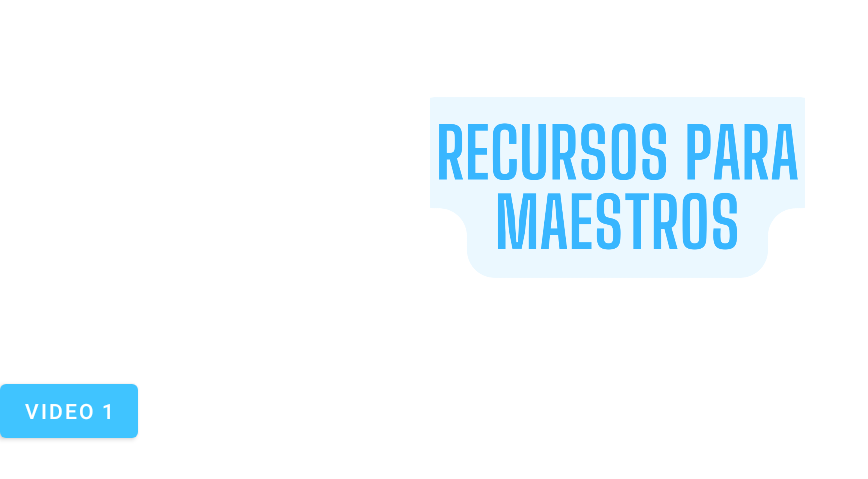
After one commit to FrugalInnovationHub/LIFE-Android, an Android app: the TeacherActivity screen opened directly, with no data from a screen before it, on a phone screen of 824 x 412 dp (held sideways). The commit adds this screen. Shown: the top 479 px of the screen, without its empty margins (0-868 px from the left). Run offline under Robolectric (Android 15) with nearby library versions, the phone set to English and light mode, and no system bars.

Commit message:
Adding splashscreen, changing theme

```diff
--- /dev/null
+++ b/app/src/main/java/com/scu/lifepassage/TeacherActivity.java
@@ -0,0 +1,29 @@
+package com.scu.lifepassage;
+
+import androidx.appcompat.app.AppCompatActivity;
+
+import android.content.Intent;
+import android.os.Bundle;
+import android.view.View;
+import android.widget.Button;
+
+public class TeacherActivity extends AppCompatActivity {
+
+    @Override
+    protected void onCreate(Bundle savedInstanceState) {
+        super.onCreate(savedInstanceState);
+        setContentView(R.layout.activity_teacher);
+
+        final Button button = findViewById(R.id.video1);
+
+        button.setOnClickListener(new View.OnClickListener() {
+            public void onClick(View v) {
+                // Code here executes on main thread after user presses button
+                Intent myIntent = new Intent(TeacherActivity.this, VideoPlayerActivity.class);
+//                myIntent.putExtra("key", value); //Optional parameters
+                TeacherActivity.this.startActivity(myIntent);
+            }
+        });
+
+    }
+}
--- /dev/null
+++ b/app/src/main/res/drawable/splash_background.xml
@@ -0,0 +1,5 @@
+<?xml version="1.0" encoding="utf-8"?>
+<layer-list xmlns:android="http://schemas.android.com/apk/res/android">
+    <item
+        android:drawable="@drawable/splash_bg"/>
+</layer-list>
--- a/app/src/main/res/layout/activity_main.xml
+++ b/app/src/main/res/layout/activity_main.xml
@@ -61,7 +61,7 @@
         android:src="@drawable/title" />
 
     <Button
-        android:id="@+id/button"
+        android:id="@+id/teacher"
         android:layout_width="240dp"
         android:layout_height="100dp"
         android:text="Teacher Resources"
--- /dev/null
+++ b/app/src/main/res/layout/activity_teacher.xml
@@ -0,0 +1,28 @@
+<?xml version="1.0" encoding="utf-8"?>
+<RelativeLayout xmlns:android="http://schemas.android.com/apk/res/android"
+    xmlns:app="http://schemas.android.com/apk/res-auto"
+    xmlns:tools="http://schemas.android.com/tools"
+    android:layout_width="match_parent"
+    android:layout_height="match_parent"
+    tools:context=".TeacherActivity">
+
+    <ImageView
+        android:id="@+id/teacherTitle"
+        android:layout_width="250dp"
+        android:layout_height="250dp"
+        android:layout_alignParentTop="true"
+        android:layout_centerHorizontal="true"
+        app:srcCompat="@drawable/teachers_title" />
+    <LinearLayout
+        android:layout_width="match_parent"
+        android:layout_height="wrap_content"
+        android:layout_below="@id/teacherTitle">
+        <Button
+            android:id="@+id/video1"
+            android:layout_width="wrap_content"
+            android:layout_height="wrap_content"
+            android:text="Video 1" />
+    </LinearLayout>
+
+
+</RelativeLayout>
--- a/app/src/main/res/values/themes.xml
+++ b/app/src/main/res/values/themes.xml
@@ -1,22 +1,34 @@
 <resources xmlns:tools="http://schemas.android.com/tools">
     <!-- Base application theme. -->
-    <style name="Theme.LifePassage" parent="Theme.MaterialComponents.DayNight.DarkActionBar">
+    <style name="Theme.LifePassage" parent="Theme.MaterialComponents.Light.NoActionBar">
         <!-- Primary brand color. -->
-        <item name="colorPrimary">@color/purple_500</item>
-        <item name="colorPrimaryVariant">@color/purple_700</item>
+        <item name="colorPrimary">@color/button</item>
+        <item name="colorPrimaryVariant">#448AFF</item>
         <item name="colorOnPrimary">@color/white</item>
         <!-- Secondary brand color. -->
         <item name="colorSecondary">@color/teal_200</item>
         <item name="colorSecondaryVariant">@color/teal_700</item>
         <item name="colorOnSecondary">@color/black</item>
         <!-- Status bar color. -->
-        <item name="android:statusBarColor">?attr/colorPrimaryVariant</item>
+        <item name="android:statusBarColor">@color/button</item>
         <!-- Customize your theme here. -->
     </style>
     <style name="Theme.LifePassage.NoActionBar">
         <item name="windowActionBar">false</item>
         <item name="windowNoTitle">true</item>
     </style>
+    <style name="SplashTheme" parent="Theme.MaterialComponents.Light.NoActionBar">
+        <item name="android:windowBackground">@drawable/splash_background</item>
+        <item name="colorPrimary">@color/button</item>
+        <item name="colorPrimaryVariant">#448AFF</item>
+        <item name="colorOnPrimary">@color/white</item>
+        <!-- Secondary brand color. -->
+        <item name="colorSecondary">@color/teal_200</item>
+        <item name="colorSecondaryVariant">@color/teal_700</item>
+        <item name="colorOnSecondary">@color/black</item>
+        <!-- Status bar color. -->
+        <item name="android:statusBarColor">@color/button</item>
+    </style>
     <style name="Theme.LifePassage.AppBarOverlay" parent="ThemeOverlay.AppCompat.Dark.ActionBar" />
     <style name="Theme.LifePassage.PopupOverlay" parent="ThemeOverlay.AppCompat.Light" />
 </resources>
```
Also changed, not shown: app/src/main/AndroidManifest.xml (+39 -5 lines), app/src/main/java/com/scu/lifepassage/MainActivity.java (+10 -0 lines), app/src/main/java/com/scu/lifepassage/SplashScreen.java (added, +24 -0 lines), app/src/main/java/com/scu/lifepassage/VideoPlayerActivity.java (added, +65 -0 lines), app/src/main/res/layout/activity_video_player.xml (added, +16 -0 lines), app/src/main/res/drawable/teachers_title.png (added), 3 other files.
